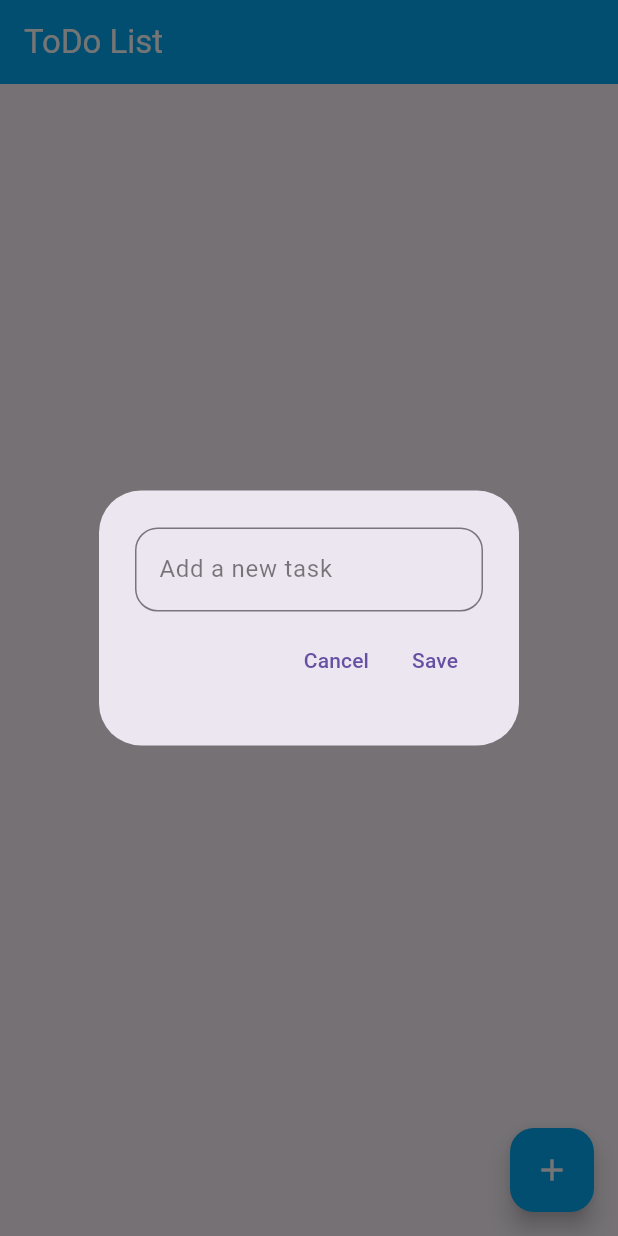
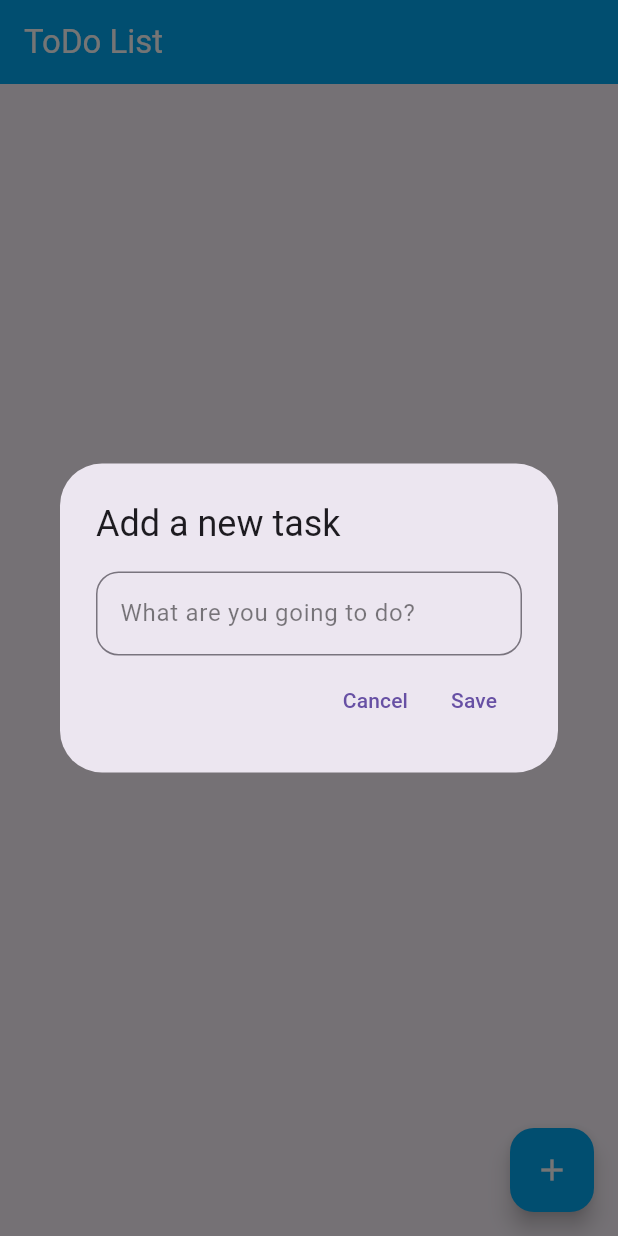
Before and after one commit to itsHuaan/ToDo-App, a Flutter app: the screen it shows after launch, after a tap on the "add" icon, on a phone screen of 412 x 824 dp. Run offline on Flutter 3.47's test engine with Material 3 defaults, Android fonts, the phone set to English and light mode, and no system bars; our stand-ins replace flutter_slidable, hive_flutter; accounts and stored records are empty.

Commit message:
create new task UI changes

```diff
--- a/lib/add_new_task.dart
+++ b/lib/add_new_task.dart
@@ -15,10 +15,12 @@ class AddNewTask extends StatelessWidget {
   @override
   Widget build(BuildContext context) {
     return AlertDialog(
-      content: Container(
-        height: 130,
+      title: const Text("Add a new task"),
+      content: SizedBox(
+        width: 300,
+        height: 110,
         child: Column(
-          mainAxisAlignment: MainAxisAlignment.spaceEvenly,
+          mainAxisAlignment: MainAxisAlignment.spaceBetween,
           children: [
             TextField(
               controller: controller,
@@ -26,7 +28,7 @@ class AddNewTask extends StatelessWidget {
                 border: OutlineInputBorder(
                   borderRadius: BorderRadius.circular(15),
                 ),
-                hintText: "Add a new task",
+                hintText: "What are you going to do?",
                 hintStyle: const TextStyle(
                   color: Color.fromARGB(128, 0, 0, 0),
                 ),
--- a/lib/homepage.dart
+++ b/lib/homepage.dart
@@ -81,6 +81,15 @@ class _HomePageState extends State<HomePage> {
             actions: [
               TextButton(
                 onPressed: () {
+                  Navigator.of(context).pop();
+                },
+                child: const Text(
+                  "Cancel",
+                  style: TextStyle(color: Colors.black),
+                ),
+              ),
+              TextButton(
+                onPressed: () {
                   setState(() {
                     db.toDoList.removeAt(index);
                   });
@@ -92,15 +101,6 @@ class _HomePageState extends State<HomePage> {
                   style: TextStyle(color: Colors.red),
                 ),
               ),
-              TextButton(
-                onPressed: () {
-                  Navigator.of(context).pop();
-                },
-                child: const Text(
-                  "Cancel",
-                  style: TextStyle(color: Colors.black),
-                ),
-              )
             ],
           );
         });
```
